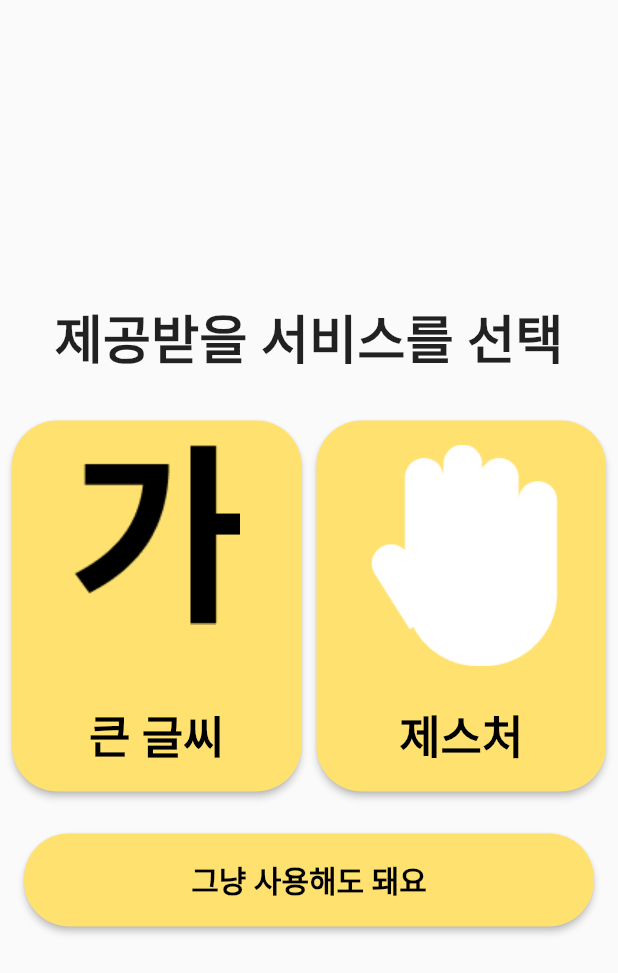
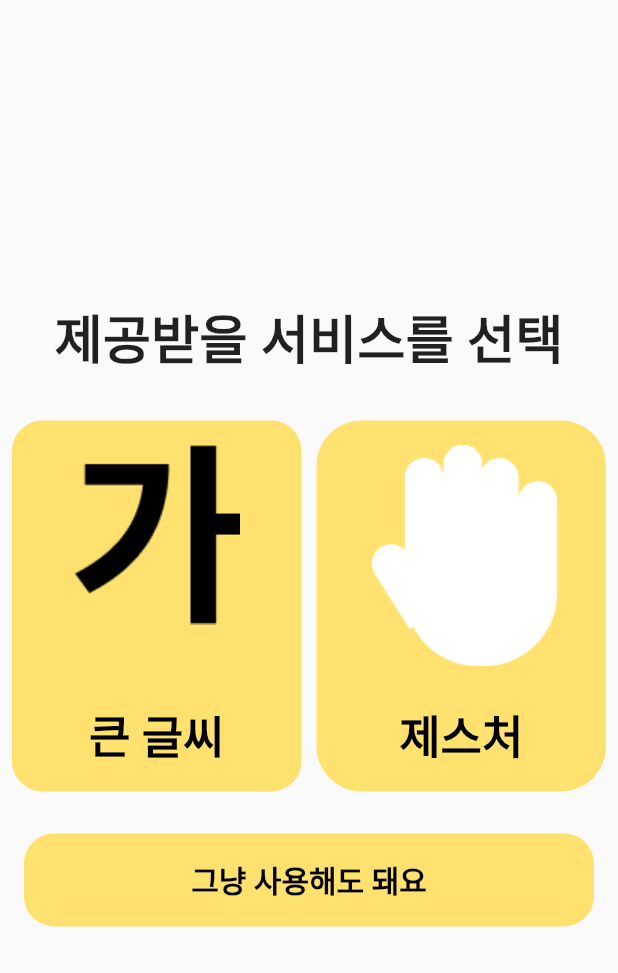
Before and after one commit to Ohh-Really/RingDingDong_front, a Flutter app: the screen it shows after launch, on a phone screen of 412 x 824 dp. Shown: the top 973 px of the screen. Run offline on Flutter 3.47's test engine with Material 2 defaults, Android fonts, the phone set to English and light mode, and no system bars; our stand-ins replace flutter_secure_storage, font_awesome_flutter, freezed_annotation, get.

Commit message:
refactor: remove ElevatedButton elevation
Signed-off-by: HeeRyun, Jin(qwertycvb) <jins4218@gmail.com>

```diff
--- a/lib/presentation/app.dart
+++ b/lib/presentation/app.dart
@@ -33,7 +33,8 @@ class App extends StatelessWidget {
             style: ElevatedButton.styleFrom(
                 backgroundColor: AppColors.primary,
                 foregroundColor: Colors.black,
-                shape: RoundedRectangleBorder(borderRadius: BorderRadius.circular(30.0))),
+                elevation: 0.0,
+                shape: RoundedRectangleBorder(borderRadius: BorderRadius.circular(20.0))),
           )),
       routes: {
         '/login': (context) => const LoginPage(),
```
